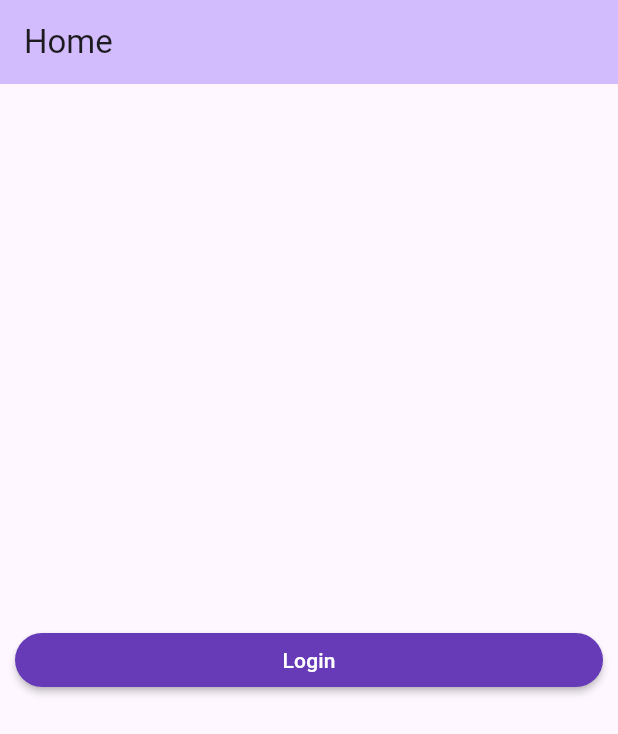
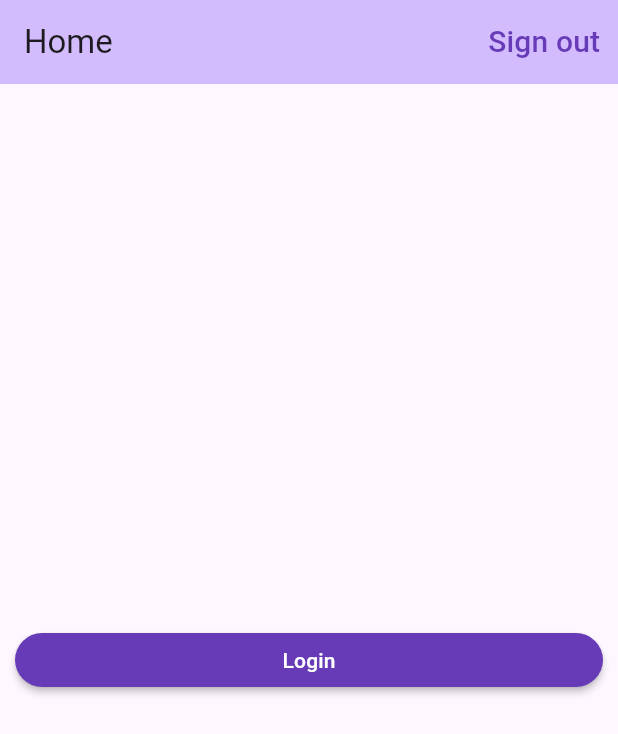
Before and after one commit to yerih/test-flutter, a Flutter app: the HomeScreen screen opened directly, on a phone screen of 412 x 824 dp. Shown: the top 734 px of the screen. Run offline on Flutter 3.47's test engine with Material 3 defaults, Android fonts, the phone set to English and light mode, and no system bars; our stand-ins replace firebase_auth, firebase_core; accounts and stored records are empty.

Commit message:
sign out button is added in top-right corner

```diff
--- a/lib/presentation/screens/home.dart
+++ b/lib/presentation/screens/home.dart
@@ -43,6 +43,15 @@ class _HomeScreenState extends State<HomeScreen> {
                 .inversePrimary,
             title: Text(widget.title),
             automaticallyImplyLeading: false,
+            actions: [
+              TextButton(
+                  onPressed: signOut,
+                  child: Text(
+                    'Sign out',
+                    style: TextStyle(color: Colors.deepPurple, fontSize: 20),
+                  ),
+              )
+            ],
           ),
           body: Padding(
             padding: const EdgeInsets.all(10.0),
```
